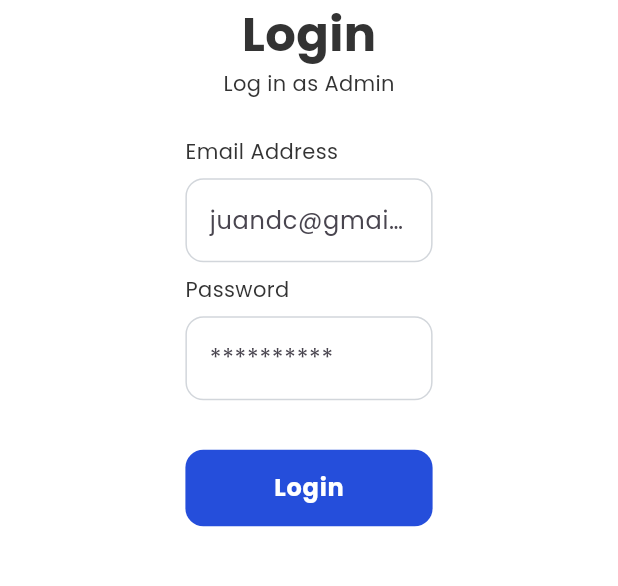
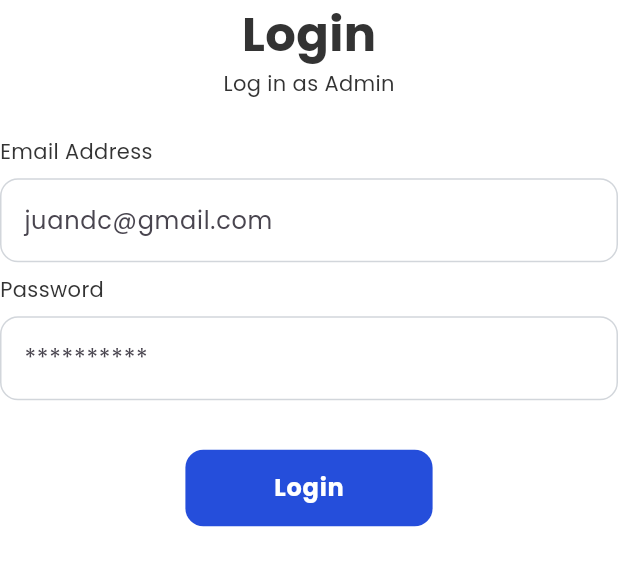
Before and after one commit to Isagani-lapira/Eye-Optical, a Flutter app: the screen it shows after launch, on a phone screen of 412 x 824 dp, the part 445-1031 px from its top. Run offline on Flutter 3.47's test engine with Material 3 defaults, Android fonts, the phone set to English and light mode, and no system bars; our stand-ins replace cloud_firestore, firebase_auth, firebase_core, fl_chart; accounts and stored records are empty.

Commit message:
refractor: Custom field alignment to start

```diff
--- a/eyeoptic_app/lib/widget/textfield.dart
+++ b/eyeoptic_app/lib/widget/textfield.dart
@@ -16,11 +16,12 @@ class CustomField extends StatelessWidget {
   @override
   Widget build(BuildContext context) {
     return Column(
-      crossAxisAlignment: CrossAxisAlignment.start,
+      crossAxisAlignment: CrossAxisAlignment.stretch,
       children: [
         Text(
           labelTxt,
           style: Theme.of(context).textTheme.bodyMedium,
+          textAlign: TextAlign.start,
         ),
         Container(
           margin: const EdgeInsets.symmetric(vertical: 8.0),
```
